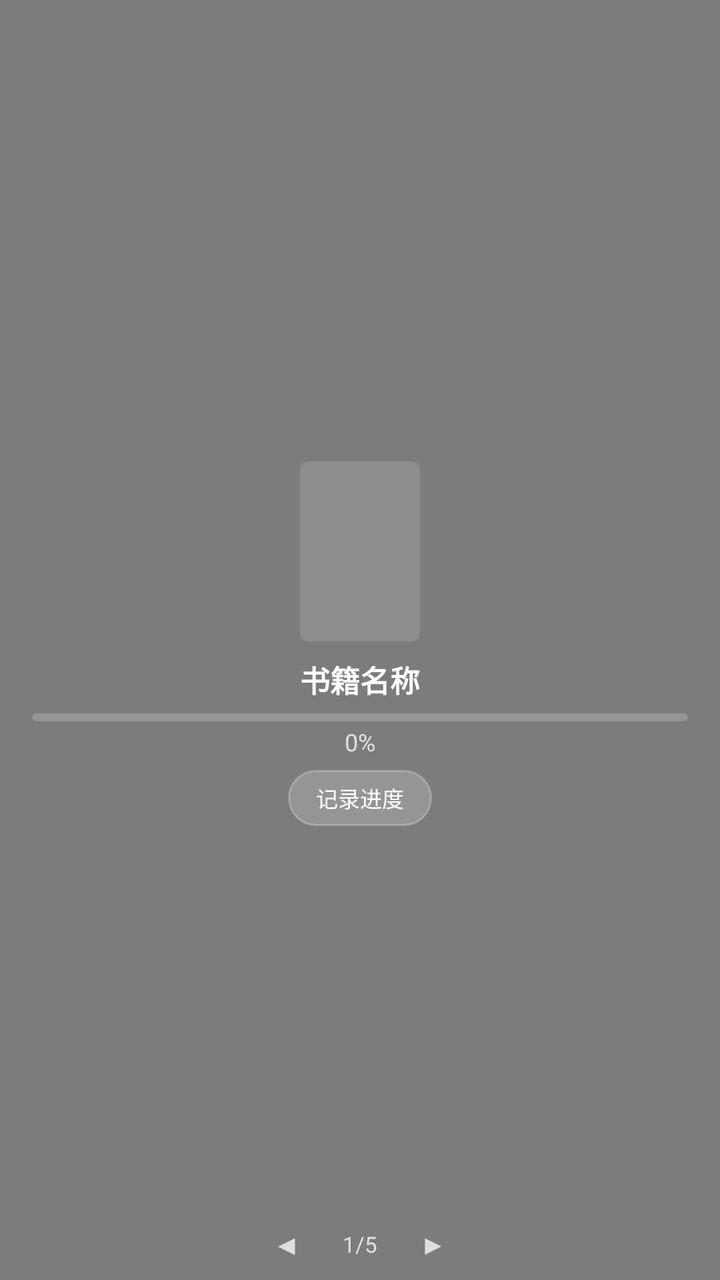
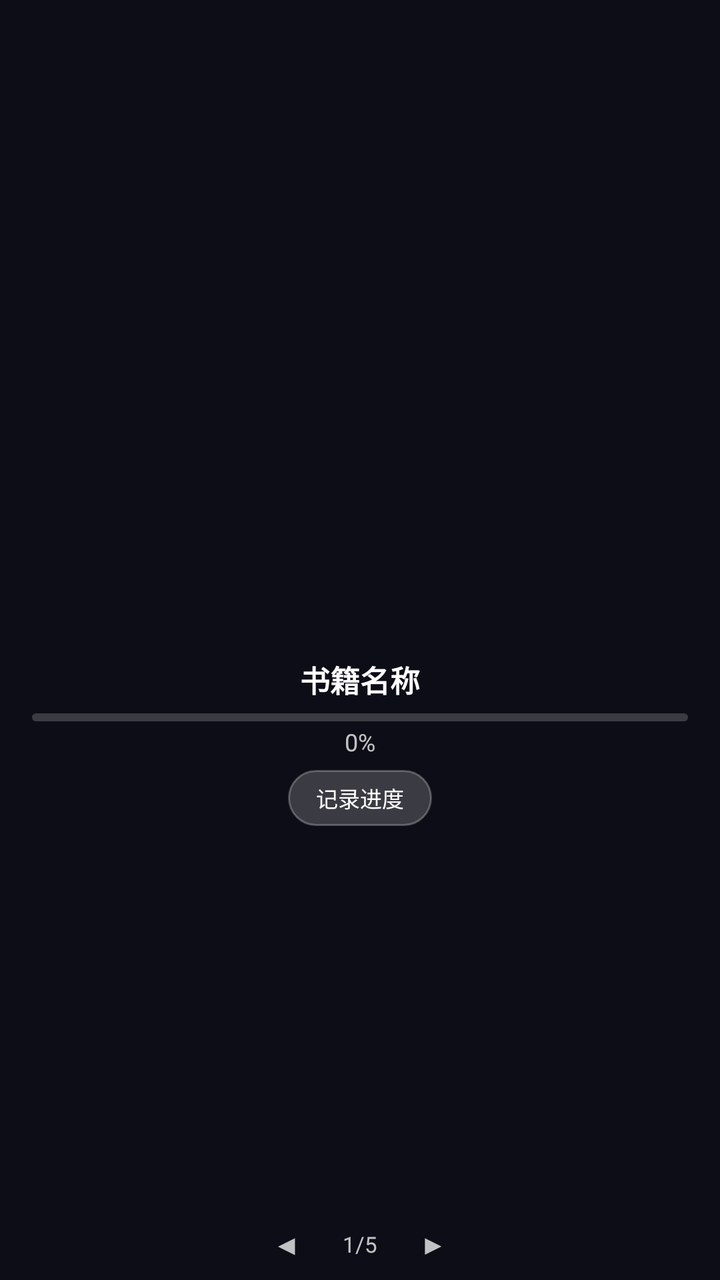

The first picture is an Android layout as it rendered before a commit; the second is the same layout after the commit. The layout source and the unified diff follow.
<!-- AndroidManifest.xml: application theme Theme.ReadTrack -->
<!-- res/layout/widget_reading.xml -->
<?xml version="1.0" encoding="utf-8"?>
<FrameLayout xmlns:android="http://schemas.android.com/apk/res/android"
    android:id="@+id/widget_container"
    android:layout_width="match_parent"
    android:layout_height="match_parent">

    
    <ImageView
        android:id="@+id/widget_bg_image"
        android:layout_width="match_parent"
        android:layout_height="match_parent"
        android:scaleType="centerCrop" />

    
    <View
        android:id="@+id/widget_scrim"
        android:layout_width="match_parent"
        android:layout_height="match_parent"
        android:background="#80000000" />

    
    <LinearLayout
        android:layout_width="match_parent"
        android:layout_height="match_parent"
        android:gravity="center"
        android:orientation="vertical"
        android:paddingStart="16dp"
        android:paddingTop="8dp"
        android:paddingEnd="16dp"
        android:paddingBottom="4dp">

        
        <ImageView
            android:id="@+id/widget_cover"
            android:layout_width="60dp"
            android:layout_height="90dp"
            android:scaleType="centerCrop"
            android:background="@drawable/widget_cover_placeholder" />

        <TextView
            android:id="@+id/widget_book_title"
            android:layout_width="wrap_content"
            android:layout_height="wrap_content"
            android:layout_marginTop="8dp"
            android:ellipsize="end"
            android:maxLines="1"
            android:text="书籍名称"
            android:textColor="@android:color/white"
            android:textSize="15sp"
            android:textStyle="bold" />

        <ProgressBar
            android:id="@+id/widget_progress_bar"
            style="?android:attr/progressBarStyleHorizontal"
            android:layout_width="match_parent"
            android:layout_height="4dp"
            android:layout_marginTop="6dp"
            android:progressDrawable="@drawable/widget_progress_drawable" />

        <TextView
            android:id="@+id/widget_progress_text"
            android:layout_width="wrap_content"
            android:layout_height="wrap_content"
            android:layout_marginTop="2dp"
            android:text="0%"
            android:textColor="#BFFFFFFF"
            android:textSize="12sp" />

        <Button
            android:id="@+id/widget_record_button"
            android:layout_width="wrap_content"
            android:layout_height="28dp"
            android:layout_marginTop="6dp"
            android:background="@drawable/widget_button_bg"
            android:minWidth="0dp"
            android:paddingHorizontal="14dp"
            android:text="记录进度"
            android:textColor="@android:color/white"
            android:textSize="11sp" />
    </LinearLayout>

    
    <LinearLayout
        android:layout_width="match_parent"
        android:layout_height="wrap_content"
        android:layout_gravity="bottom"
        android:layout_marginBottom="2dp"
        android:gravity="center"
        android:orientation="horizontal">

        <TextView
            android:id="@+id/widget_prev_button"
            android:layout_width="32dp"
            android:layout_height="32dp"
            android:gravity="center"
            android:text="◀"
            android:textColor="#BFFFFFFF"
            android:textSize="14sp" />

        <TextView
            android:id="@+id/widget_page_dots"
            android:layout_width="wrap_content"
            android:layout_height="wrap_content"
            android:layout_marginStart="12dp"
            android:layout_marginEnd="12dp"
            android:gravity="center"
            android:text="1/5"
            android:textColor="#BFFFFFFF"
            android:textSize="11sp" />

        <TextView
            android:id="@+id/widget_next_button"
            android:layout_width="32dp"
            android:layout_height="32dp"
            android:gravity="center"
            android:text="▶"
            android:textColor="#BFFFFFFF"
            android:textSize="14sp" />
    </LinearLayout>

</FrameLayout>
<!-- resources referenced by this layout -->
<resources>
  <!-- drawable widget_button_bg (drawable) -->
  <?xml version="1.0" encoding="utf-8"?>
  <shape xmlns:android="http://schemas.android.com/apk/res/android"
      android:shape="rectangle">
      <solid android:color="#30FFFFFF" />
      <corners android:radius="16dp" />
      <stroke
          android:width="1dp"
          android:color="#40FFFFFF" />
  </shape>
  <!-- drawable widget_cover_placeholder (drawable) -->
  <?xml version="1.0" encoding="utf-8"?>
  <shape xmlns:android="http://schemas.android.com/apk/res/android"
      android:shape="rectangle">
      <solid android:color="#20FFFFFF" />
      <corners android:radius="4dp" />
  </shape>
  <!-- drawable widget_progress_drawable (drawable) -->
  <?xml version="1.0" encoding="utf-8"?>
  <layer-list xmlns:android="http://schemas.android.com/apk/res/android">
      <item android:id="@android:id/background">
          <shape android:shape="rectangle">
              <solid android:color="#30FFFFFF" />
              <corners android:radius="2dp" />
          </shape>
      </item>
      <item android:id="@android:id/progress">
          <clip>
              <shape android:shape="rectangle">
                  <solid android:color="#CCFFFFFF" />
                  <corners android:radius="2dp" />
              </shape>
          </clip>
      </item>
  </layer-list>
  <style name="Theme.ReadTrack" parent="android:Theme.Material.Light.NoActionBar" />
</resources>

<!-- the commit's change to res/layout/widget_reading.xml (unified diff, before → after) -->
@@ -2,14 +2,8 @@
 <FrameLayout xmlns:android="http://schemas.android.com/apk/res/android"
     android:id="@+id/widget_container"
     android:layout_width="match_parent"
-    android:layout_height="match_parent">
-
-    
-    <ImageView
-        android:id="@+id/widget_bg_image"
-        android:layout_width="match_parent"
-        android:layout_height="match_parent"
-        android:scaleType="centerCrop" />
+    android:layout_height="match_parent"
+    android:background="#FF1A1A2E">
 
     
     <View
@@ -34,8 +28,7 @@
             android:id="@+id/widget_cover"
             android:layout_width="60dp"
             android:layout_height="90dp"
-            android:scaleType="centerCrop"
-            android:background="@drawable/widget_cover_placeholder" />
+            android:scaleType="centerCrop" />
 
         <TextView
             android:id="@+id/widget_book_title"
<!-- resource entries referenced after the edit -->
@@ -9,13 +9,6 @@
       <stroke
           android:width="1dp"
           android:color="#40FFFFFF" />
-  </shape>
-  <!-- drawable widget_cover_placeholder (drawable) -->
-  <?xml version="1.0" encoding="utf-8"?>
-  <shape xmlns:android="http://schemas.android.com/apk/res/android"
-      android:shape="rectangle">
-      <solid android:color="#20FFFFFF" />
-      <corners android:radius="4dp" />
   </shape>
   <!-- drawable widget_progress_drawable (drawable) -->
   <?xml version="1.0" encoding="utf-8"?>
